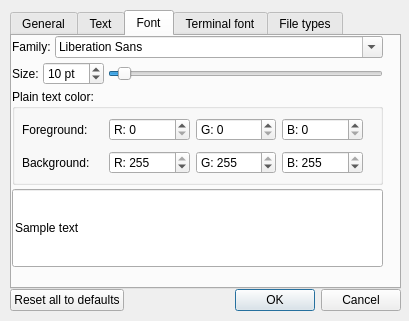
Before: the Qt Designer form ui/dlgPrefsUI.ui in spthaolt/qscite, drawn with Qt 5.
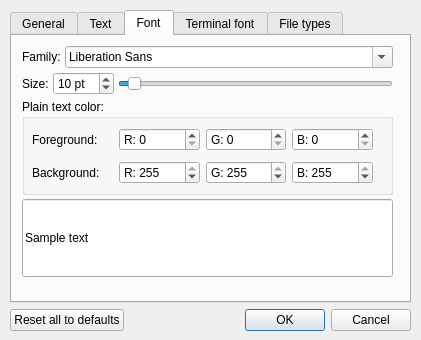
After: the same form once the commit is applied. The open tabs and pages were chosen to show the change.

Commit message: Worked on the Prefs UI a little.  I spaced out the elements so everything didn't seem so cramped.

Diff of the .ui file:
```diff
--- a/ui/dlgPrefsUI.ui
+++ b/ui/dlgPrefsUI.ui
@@ -8,26 +8,23 @@
    <rect>
     <x>0</x>
     <y>0</y>
-    <width>409</width>
-    <height>321</height>
+    <width>421</width>
+    <height>340</height>
    </rect>
   </property>
   <property name="windowTitle" >
    <string>Preferences - QSciTE</string>
   </property>
-  <widget class="QWidget" name="layoutWidget" >
+  <widget class="QWidget" name="" >
    <property name="geometry" >
     <rect>
      <x>10</x>
      <y>10</y>
-     <width>391</width>
-     <height>301</height>
+     <width>401</width>
+     <height>321</height>
     </rect>
    </property>
    <layout class="QVBoxLayout" >
-    <property name="spacing" >
-     <number>0</number>
-    </property>
     <item>
      <widget class="QTabWidget" name="tabs" >
       <property name="tabShape" >
@@ -42,7 +39,7 @@
          <rect>
           <x>10</x>
           <y>10</y>
-          <width>361</width>
+          <width>371</width>
           <height>221</height>
          </rect>
         </property>
@@ -307,8 +304,8 @@
        <widget class="QWidget" name="layoutWidget" >
         <property name="geometry" >
          <rect>
-          <x>0</x>
-          <y>0</y>
+          <x>10</x>
+          <y>10</y>
           <width>371</width>
           <height>231</height>
          </rect>
```
Left out of the diff: 13 changed lines with no effect on the pictures.
